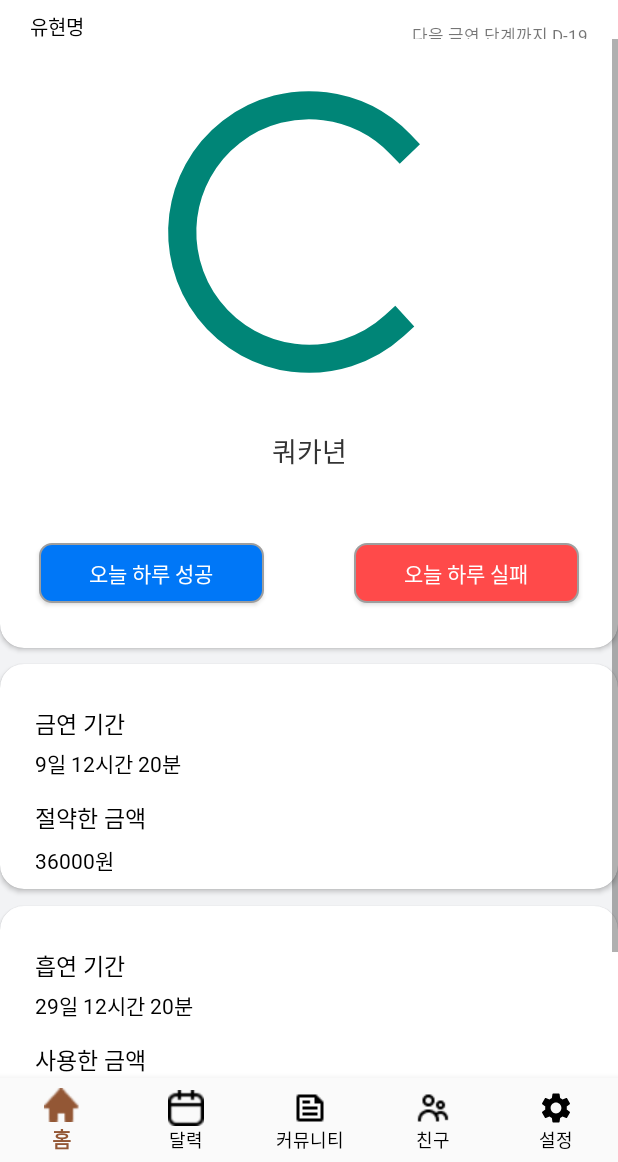
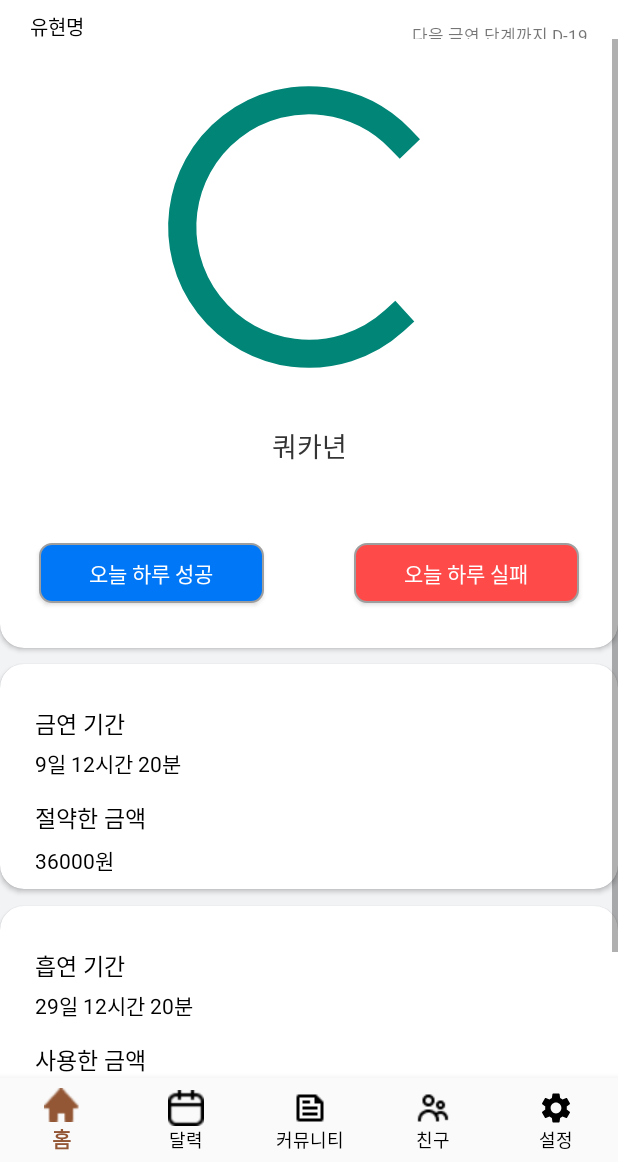
Before and after one commit to Team-Smonkey/SMonkey_Android, an Android app: the MainFragment screen opened directly, with no data from a screen before it, on a phone screen of 412 x 824 dp, the part 74-1236 px from its top. Run offline under Robolectric (Android 15) with nearby library versions, the phone set to English and light mode, and no system bars; our stand-ins replace data binding, navigation-ui; plain views replace CircleProgressBar.

Commit message:
♻️ :: Refactor

```diff
--- a/ui/build.gradle.kts
+++ b/ui/build.gradle.kts
@@ -47,6 +47,9 @@ dependencies {
 
     implementation(Dependencies.DI.hiltAndroid)
     implementation(Dependencies.DI.hiltCompose)
+    implementation("androidx.appcompat:appcompat:1.5.1")
+    implementation("com.google.android.material:material:1.4.0")
+    implementation("androidx.constraintlayout:constraintlayout:2.1.4")
 
     kapt(Dependencies.DI.hiltCompiler)
     implementation(Dependencies.DI.inject)
--- a/ui/src/main/res/layout/fragment_calender.xml
+++ b/ui/src/main/res/layout/fragment_calender.xml
@@ -11,5 +11,7 @@
         android:layout_width="match_parent"
         android:layout_height="match_parent">
 
+
+
     </androidx.constraintlayout.widget.ConstraintLayout>
 </layout>
--- a/ui/src/main/res/layout/fragment_home.xml
+++ b/ui/src/main/res/layout/fragment_home.xml
@@ -114,7 +114,7 @@
                             android:id="@+id/pb"
                             android:layout_width="225dp"
                             android:layout_height="225dp"
-                            android:layout_marginTop="35dp"
+                            android:layout_marginTop="32dp"
                             app:layout_constraintLeft_toLeftOf="parent"
                             app:layout_constraintRight_toRightOf="parent"
                             app:layout_constraintTop_toTopOf="parent" />
```
Also changed, not shown: gradle/wrapper/gradle-wrapper.properties.
